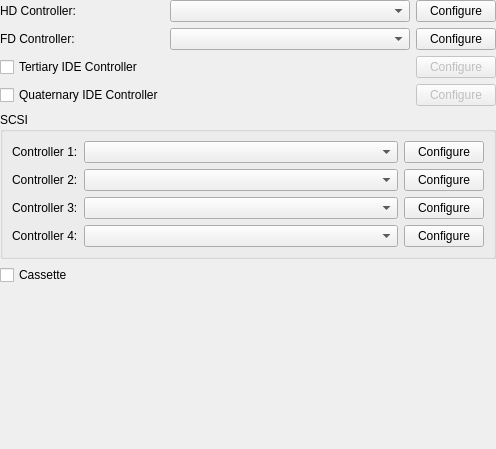
Old version of the form src/qt/qt_settingsstoragecontrollers.ui in the repository 86Box/86Box.
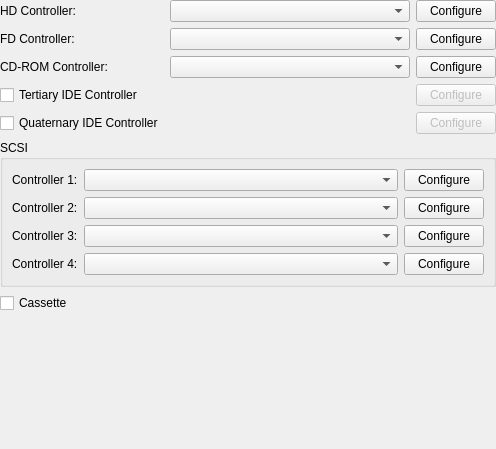
New version of the form.

Commit message: Overhauled CD-ROM selection for SCSI and ATAPI, including model and vendor specific commands. Fixed the Spock SCSI ID selection. Fixed CD Audio on NCR 5380-based SCSI controllers. Added a proprietary CD-ROM controller selection (not hooked up yet). All on qt only.

Patch:
```diff
--- a/src/qt/qt_settingsstoragecontrollers.ui
+++ b/src/qt/qt_settingsstoragecontrollers.ui
@@ -49,6 +49,23 @@
        </property>
       </widget>
      </item>
+     <item row="2" column="0">
+      <widget class="QLabel" name="label_7">
+       <property name="text">
+        <string>CD-ROM Controller:</string>
+       </property>
+      </widget>
+     </item>
+     <item row="2" column="1">
+      <widget class="QComboBox" name="comboBoxCDInterface"/>
+     </item>
+     <item row="2" column="2">
+      <widget class="QPushButton" name="pushButtonCDInterface">
+       <property name="text">
+        <string>Configure</string>
+       </property>
+      </widget>
+     </item>
      <item row="0" column="1">
       <widget class="QComboBox" name="comboBoxHD">
        <property name="sizePolicy">
@@ -69,21 +86,21 @@
      <item row="1" column="1">
       <widget class="QComboBox" name="comboBoxFD"/>
      </item>
-     <item row="2" column="0">
+     <item row="3" column="0">
       <widget class="QCheckBox" name="checkBoxTertiaryIDE">
        <property name="text">
         <string>Tertiary IDE Controller</string>
        </property>
       </widget>
      </item>
-     <item row="3" column="0">
+     <item row="4" column="0">
       <widget class="QCheckBox" name="checkBoxQuaternaryIDE">
        <property name="text">
         <string>Quaternary IDE Controller</string>
        </property>
       </widget>
      </item>
-     <item row="2" column="2">
+     <item row="3" column="2">
       <widget class="QPushButton" name="pushButtonTertiaryIDE">
        <property name="enabled">
         <bool>false</bool>
@@ -93,7 +110,7 @@
        </property>
       </widget>
      </item>
-     <item row="3" column="2">
+     <item row="4" column="2">
       <widget class="QPushButton" name="pushButtonQuaternaryIDE">
        <property name="enabled">
         <bool>false</bool>
```
The commit also changes 18 other files.
